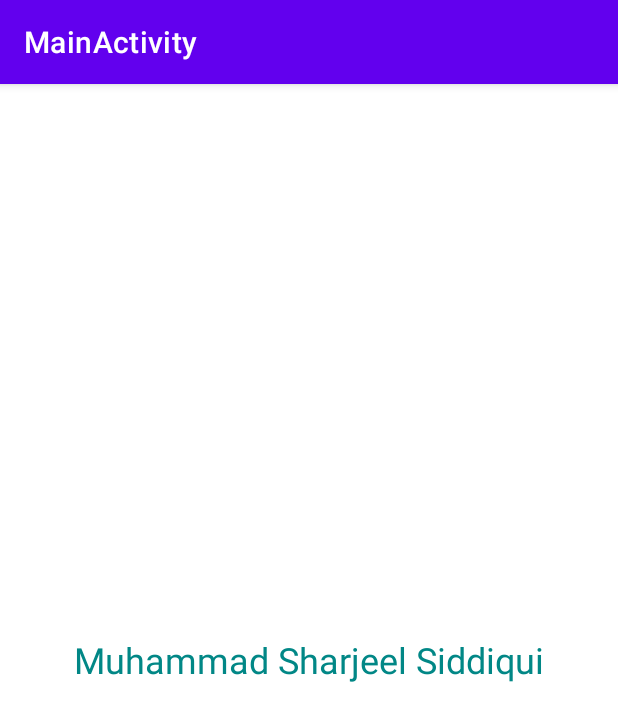
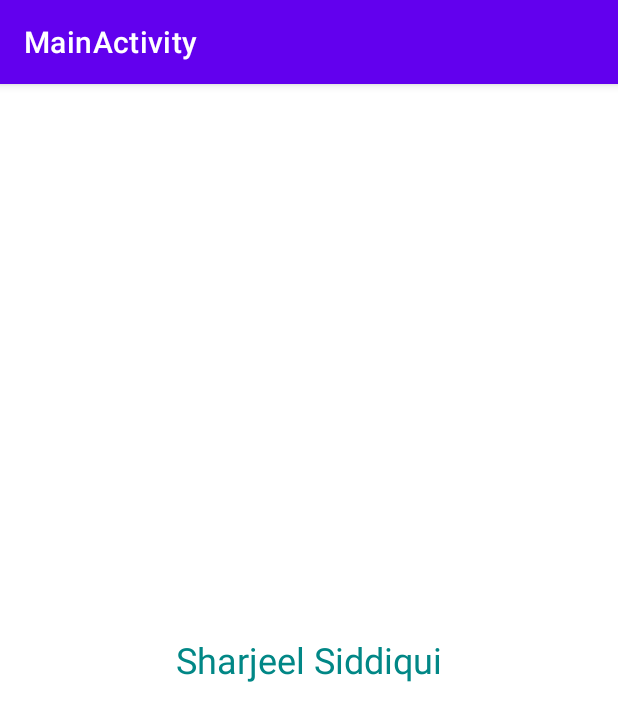
Before and after one commit to sharjeel-siddiqui12/dive-into-mobile-application-development, an Android app: the MainActivity screen opened directly, with no data from a screen before it, on a phone screen of 412 x 824 dp. Shown: the top 721 px of the screen. Run offline under Robolectric (Android 15) with nearby library versions, the phone set to English and light mode, and no system bars.

Commit message:
latest changes

```diff
--- a/app/src/main/java/com/example/mad_lab/MainActivity.java
+++ b/app/src/main/java/com/example/mad_lab/MainActivity.java
@@ -14,7 +14,7 @@ public class MainActivity extends AppCompatActivity {
         setContentView(R.layout.activity_main);
 
         TextView textView = findViewById(R.id.textViewName);
-        textView.setText("Muhammad Sharjeel Siddiqui");
+        textView.setText("Sharjeel Siddiqui");
         textView.setTextColor(ContextCompat.getColor(this, R.color.teal_700)); // Use ContextCompat.getColor
     }
 }
```
